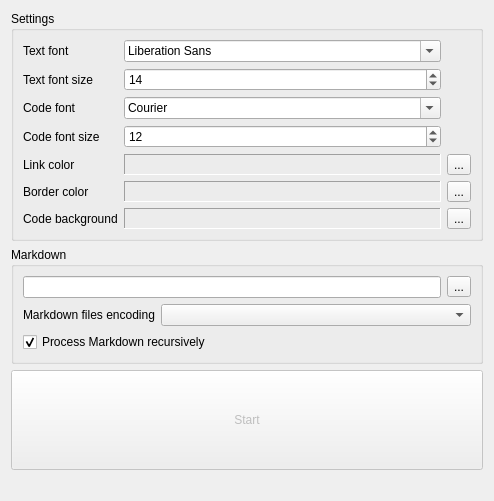
This is md-pdf/main_window.ui in Qt-Widgets/md-pdf-Convert-Markdown-to-PDF as Qt 5 draws it before an edit. The edited form follows.
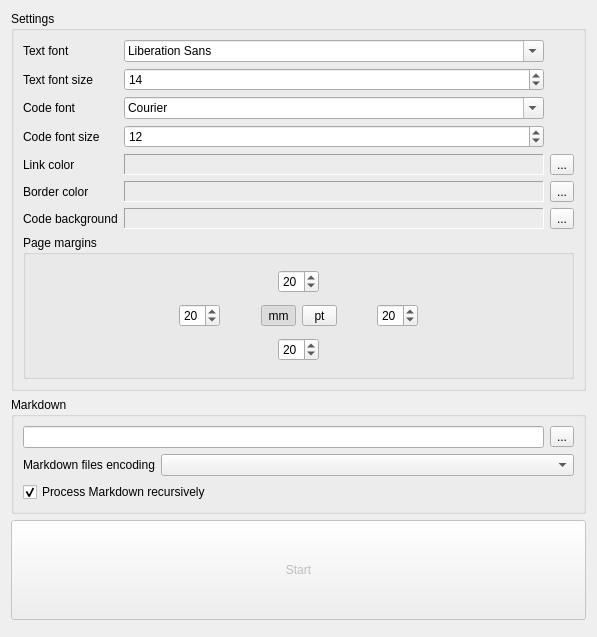
This is the edited form. Custom widgets are drawn as their Qt base class.

Commit message: Added ability to set page margins.

```diff
--- a/md-pdf/main_window.ui
+++ b/md-pdf/main_window.ui
@@ -6,20 +6,20 @@
    <rect>
     <x>0</x>
     <y>0</y>
-    <width>494</width>
-    <height>501</height>
+    <width>597</width>
+    <height>637</height>
    </rect>
   </property>
   <property name="windowTitle">
    <string>Markdown to PDF</string>
   </property>
-  <layout class="QVBoxLayout" name="verticalLayout_3">
+  <layout class="QVBoxLayout" name="verticalLayout_6">
    <item>
     <widget class="QGroupBox" name="groupBox">
      <property name="title">
       <string>Settings</string>
      </property>
-     <layout class="QVBoxLayout" name="verticalLayout">
+     <layout class="QVBoxLayout" name="verticalLayout_5">
       <item>
        <layout class="QGridLayout" name="gridLayout">
         <item row="0" column="0">
@@ -218,6 +218,276 @@
         </item>
        </layout>
       </item>
+      <item>
+       <widget class="QGroupBox" name="groupBox_3">
+        <property name="title">
+         <string>Page margins</string>
+        </property>
+        <layout class="QHBoxLayout" name="horizontalLayout_6">
+         <item>
+          <spacer name="horizontalSpacer_7">
+           <property name="orientation">
+            <enum>Qt::Horizontal</enum>
+           </property>
+           <property name="sizeHint" stdset="0">
+            <size>
+             <width>137</width>
+             <height>20</height>
+            </size>
+           </property>
+          </spacer>
+         </item>
+         <item>
+          <layout class="QVBoxLayout" name="verticalLayout_4">
+           <item>
+            <spacer name="verticalSpacer_2">
+             <property name="orientation">
+              <enum>Qt::Vertical</enum>
+             </property>
+             <property name="sizeHint" stdset="0">
+              <size>
+               <width>20</width>
+               <height>40</height>
+              </size>
+             </property>
+            </spacer>
+           </item>
+           <item>
+            <widget class="QSpinBox" name="m_left">
+             <property name="maximum">
+              <number>60</number>
+             </property>
+             <property name="value">
+              <number>20</number>
+             </property>
+            </widget>
+           </item>
+           <item>
+            <spacer name="verticalSpacer_3">
+             <property name="orientation">
+              <enum>Qt::Vertical</enum>
+             </property>
+             <property name="sizeHint" stdset="0">
+              <size>
+               <width>20</width>
+               <height>40</height>
+              </size>
+             </property>
+            </spacer>
+           </item>
+          </layout>
+         </item>
+         <item>
+          <layout class="QVBoxLayout" name="verticalLayout">
+           <item>
+            <layout class="QHBoxLayout" name="horizontalLayout_4">
+             <item>
+              <spacer name="horizontalSpacer_3">
+               <property name="orientation">
+                <enum>Qt::Horizontal</enum>
+               </property>
+               <property name="sizeHint" stdset="0">
+                <size>
+                 <width>0</width>
+                 <height>20</height>
+                </size>
+               </property>
+              </spacer>
+             </item>
+             <item>
+              <widget class="QSpinBox" name="m_top">
+               <property name="maximum">
+                <number>60</number>
+               </property>
+               <property name="value">
+                <number>20</number>
+               </property>
+              </widget>
+             </item>
+             <item>
+              <spacer name="horizontalSpacer_4">
+               <property name="orientation">
+                <enum>Qt::Horizontal</enum>
+               </property>
+               <property name="sizeHint" stdset="0">
+                <size>
+                 <width>0</width>
+                 <height>20</height>
+                </size>
+               </property>
+              </spacer>
+             </item>
+            </layout>
+           </item>
+           <item>
+            <layout class="QHBoxLayout" name="horizontalLayout_3">
+             <item>
+              <spacer name="horizontalSpacer">
+               <property name="orientation">
+                <enum>Qt::Horizontal</enum>
+               </property>
+               <property name="sizeHint" stdset="0">
+                <size>
+                 <width>0</width>
+                 <height>20</height>
+                </size>
+               </property>
+              </spacer>
+             </item>
+             <item>
+              <widget class="QToolButton" name="m_mm">
+               <property name="minimumSize">
+                <size>
+                 <width>35</width>
+                 <height>0</height>
+                </size>
+               </property>
+               <property name="text">
+                <string>mm</string>
+               </property>
+               <property name="checkable">
+                <bool>true</bool>
+               </property>
+               <property name="checked">
+                <bool>true</bool>
+               </property>
+               <attribute name="buttonGroup">
+                <string notr="true">buttonGroup</string>
+               </attribute>
+              </widget>
+             </item>
+             <item>
+              <widget class="QToolButton" name="m_pt">
+               <property name="minimumSize">
+                <size>
+                 <width>35</width>
+                 <height>0</height>
+                </size>
+               </property>
+               <property name="text">
+                <string>pt</string>
+               </property>
+               <property name="checkable">
+                <bool>true</bool>
+               </property>
+               <attribute name="buttonGroup">
+                <string notr="true">buttonGroup</string>
+               </attribute>
+              </widget>
+             </item>
+             <item>
+              <spacer name="horizontalSpacer_2">
+               <property name="orientation">
+                <enum>Qt::Horizontal</enum>
+               </property>
+               <property name="sizeHint" stdset="0">
+                <size>
+                 <width>0</width>
+                 <height>20</height>
+                </size>
+               </property>
+              </spacer>
+             </item>
+            </layout>
+           </item>
+           <item>
+            <layout class="QHBoxLayout" name="horizontalLayout_5">
+             <item>
+              <spacer name="horizontalSpacer_5">
+               <property name="orientation">
+                <enum>Qt::Horizontal</enum>
+               </property>
+               <property name="sizeHint" stdset="0">
+                <size>
+                 <width>0</width>
+                 <height>20</height>
+                </size>
+               </property>
+              </spacer>
+             </item>
+             <item>
+              <widget class="QSpinBox" name="m_bottom">
+               <property name="maximum">
+                <number>60</number>
+               </property>
+               <property name="value">
+                <number>20</number>
+               </property>
+              </widget>
+             </item>
+             <item>
+              <spacer name="horizontalSpacer_6">
+               <property name="orientation">
+                <enum>Qt::Horizontal</enum>
+               </property>
+               <property name="sizeHint" stdset="0">
+                <size>
+                 <width>0</width>
+                 <height>20</height>
+                </size>
+               </property>
+              </spacer>
+             </item>
+            </layout>
+           </item>
+          </layout>
+         </item>
+         <item>
+          <layout class="QVBoxLayout" name="verticalLayout_3">
+           <item>
+            <spacer name="verticalSpacer_4">
+             <property name="orientation">
+              <enum>Qt::Vertical</enum>
+             </property>
+             <property name="sizeHint" stdset="0">
+              <size>
+               <width>20</width>
+               <height>40</height>
+              </size>
+             </property>
+            </spacer>
+           </item>
+           <item>
+            <widget class="QSpinBox" name="m_right">
+             <property name="maximum">
+              <number>60</number>
+             </property>
+             <property name="value">
+              <number>20</number>
+             </property>
+            </widget>
+           </item>
+           <item>
+            <spacer name="verticalSpacer_5">
+             <property name="orientation">
+              <enum>Qt::Vertical</enum>
+             </property>
+             <property name="sizeHint" stdset="0">
+              <size>
+               <width>20</width>
+               <height>40</height>
+              </size>
+             </property>
+            </spacer>
+           </item>
+          </layout>
+         </item>
+         <item>
+          <spacer name="horizontalSpacer_8">
+           <property name="orientation">
+            <enum>Qt::Horizontal</enum>
+           </property>
+           <property name="sizeHint" stdset="0">
+            <size>
+             <width>137</width>
+             <height>20</height>
+            </size>
+           </property>
+          </spacer>
+         </item>
+        </layout>
+       </widget>
+      </item>
      </layout>
     </widget>
    </item>
```
Left out of the diff: 3 changed lines with no effect on the pictures. The commit also changes 4 other files.
